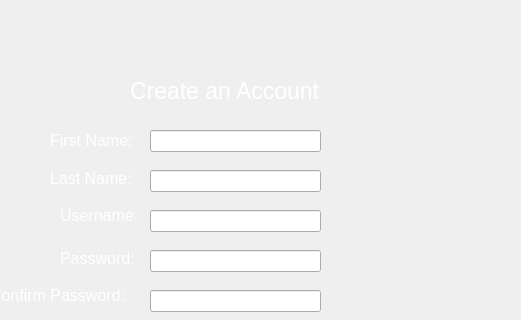
Qt form newuserwindow.ui (Nicholas-LeBoeuf/RemoteWorkouts) before a commit; both pictures show x 170 to 691 and y 0 to 320 of the 787 by 548 pixel window.
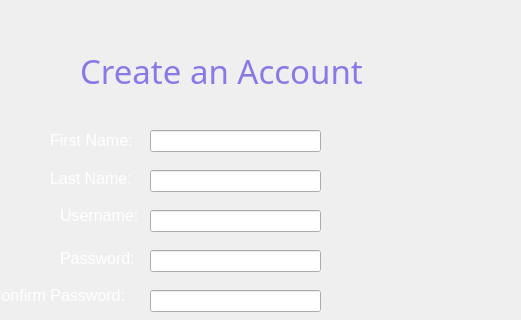
The same form after that commit. Icons and pictures are not drawn.

```diff
--- a/newuserwindow.ui
+++ b/newuserwindow.ui
@@ -24,23 +24,32 @@
   <widget class="QLabel" name="Title">
    <property name="geometry">
     <rect>
-     <x>300</x>
-     <y>70</y>
-     <width>221</width>
+     <x>250</x>
+     <y>50</y>
+     <width>361</width>
      <height>41</height>
     </rect>
    </property>
    <property name="font">
     <font>
-     <pointsize>17</pointsize>
+     <family>Eras Demi ITC</family>
+     <pointsize>25</pointsize>
+     <weight>50</weight>
+     <italic>false</italic>
+     <bold>false</bold>
+     <underline>false</underline>
     </font>
    </property>
    <property name="styleSheet">
-    <string notr="true">QLabel {color:white;}</string>
+    <string notr="true">QLabel {color: rgb(139, 120, 230);}
+</string>
    </property>
    <property name="text">
     <string>Create an Account</string>
    </property>
+   <property name="wordWrap">
+    <bool>false</bool>
+   </property>
   </widget>
   <widget class="QLabel" name="FName">
    <property name="geometry">
```
Left out of the diff: 19 changed lines with no effect on the pictures.
